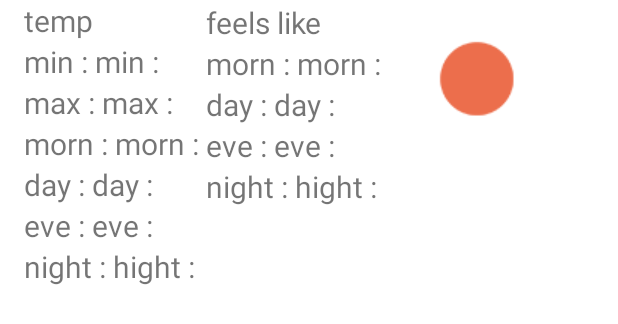
After one commit to kakosleft/weater4cast, an Android app: the layout daily_item.xml on its own in the app's theme, with its tools: preview values and no code run, on a phone screen of 412 x 824 dp. The commit adds this screen. Shown: the top 324 px of the screen. Run offline under Robolectric (Android 15) with nearby library versions, the light colour scheme and no system bars.

Commit message:
добавил отображение погоды на 7 дней

```diff
--- /dev/null
+++ b/app/src/main/java/com/waaade/weather4cast/adapters/DailyAdapter.kt
@@ -0,0 +1,77 @@
+package com.waaade.weather4cast.adapters
+
+import android.view.LayoutInflater
+import android.view.View
+import android.view.ViewGroup
+import android.widget.ImageView
+import android.widget.TextView
+import androidx.recyclerview.widget.RecyclerView
+import com.waaade.weather4cast.R
+import com.waaade.weather4cast.models.DailyWeather
+import com.waaade.weather4cast.tools.IconSetter
+
+class DailyAdapter(private val dataSet: MutableList<DailyWeather>) :
+        RecyclerView.Adapter<DailyAdapter.ViewHolder>() {
+
+    class ViewHolder(view: View) : RecyclerView.ViewHolder(view) {
+
+        val temp_min: TextView
+        val temp_max: TextView
+        val temp_day: TextView
+        val temp_morn: TextView
+        val temp_eve: TextView
+        val temp_night: TextView
+
+        val feels_like_morn: TextView
+        val feels_like_day: TextView
+        val feels_like_eve: TextView
+        val feels_like_night: TextView
+
+        val ico: ImageView
+
+
+        init {
+            temp_min = view.findViewById(R.id.daily_temp_min)
+            temp_max = view.findViewById(R.id.daily_temp_max)
+            temp_morn = view.findViewById(R.id.daily_temp_morn)
+            temp_day = view.findViewById(R.id.daily_temp_day)
+            temp_eve = view.findViewById(R.id.daily_temp_eve)
+            temp_night = view.findViewById(R.id.daily_temp_night)
+
+            feels_like_day = view.findViewById(R.id.daily_feels_like_day)
+            feels_like_morn = view.findViewById(R.id.daily_feels_like_morn)
+            feels_like_eve = view.findViewById(R.id.daily_feels_like_eve)
+            feels_like_night = view.findViewById(R.id.daily_feels_like_night)
+
+            ico = view.findViewById(R.id.daily_icon)
+
+        }
+    }
+
+    override fun onCreateViewHolder(viewGroup: ViewGroup, viewType: Int): ViewHolder {
+        val view = LayoutInflater.from(viewGroup.context)
+                .inflate(R.layout.daily_item, viewGroup, false)
+        return ViewHolder(view)
+    }
+
+    override fun onBindViewHolder(viewHolder: ViewHolder, position: Int) {
+
+        viewHolder.temp_min.text = dataSet[position].temp.min
+        viewHolder.temp_max.text = dataSet[position].temp.max
+        viewHolder.temp_morn.text = dataSet[position].temp.morn
+        viewHolder.temp_day.text = dataSet[position].temp.day
+        viewHolder.temp_eve.text = dataSet[position].temp.eve
+        viewHolder.temp_night.text = dataSet[position].temp.night
+
+        viewHolder.feels_like_day.text = dataSet[position].feels_like.day
+        viewHolder.feels_like_morn.text = dataSet[position].feels_like.morn
+        viewHolder.feels_like_eve.text = dataSet[position].feels_like.eve
+        viewHolder.feels_like_night.text = dataSet[position].feels_like.night
+
+        viewHolder.ico.setImageResource(IconSetter().setWeather(dataSet[position].icon))
+
+    }
+
+    override fun getItemCount() = dataSet.size
+
+}
--- a/app/src/main/java/com/waaade/weather4cast/fragments/FragmentBodyDaily.kt
+++ b/app/src/main/java/com/waaade/weather4cast/fragments/FragmentBodyDaily.kt
@@ -5,54 +5,28 @@ import androidx.fragment.app.Fragment
 import android.view.LayoutInflater
 import android.view.View
 import android.view.ViewGroup
+import androidx.recyclerview.widget.GridLayoutManager
+import androidx.recyclerview.widget.RecyclerView
+import com.waaade.weather4cast.MainActivity
 import com.waaade.weather4cast.R
+import com.waaade.weather4cast.adapters.DailyAdapter
 
-// TODO: Rename parameter arguments, choose names that match
-// the fragment initialization parameters, e.g. ARG_ITEM_NUMBER
-private const val ARG_PARAM1 = "param1"
-private const val ARG_PARAM2 = "param2"
-
-/**
- * A simple [Fragment] subclass.
- * Use the [FragmentBodyDaily.newInstance] factory method to
- * create an instance of this fragment.
- */
 class FragmentBodyDaily : Fragment() {
-    // TODO: Rename and change types of parameters
-    private var param1: String? = null
-    private var param2: String? = null
+    lateinit var recyclerView: RecyclerView
 
     override fun onCreate(savedInstanceState: Bundle?) {
         super.onCreate(savedInstanceState)
-        arguments?.let {
-            param1 = it.getString(ARG_PARAM1)
-            param2 = it.getString(ARG_PARAM2)
-        }
     }
 
     override fun onCreateView(inflater: LayoutInflater, container: ViewGroup?,
                               savedInstanceState: Bundle?): View? {
-        // Inflate the layout for this fragment
-        return inflater.inflate(R.layout.fragment_body_daily, container, false)
-    }
 
-    companion object {
-        /**
-         * Use this factory method to create a new instance of
-         * this fragment using the provided parameters.
-         *
-         * @param param1 Parameter 1.
-         * @param param2 Parameter 2.
-         * @return A new instance of fragment FragmentBodyDaily.
-         */
-        // TODO: Rename and change types and number of parameters
-        @JvmStatic
-        fun newInstance(param1: String, param2: String) =
-                FragmentBodyDaily().apply {
-                    arguments = Bundle().apply {
-                        putString(ARG_PARAM1, param1)
-                        putString(ARG_PARAM2, param2)
-                    }
-                }
+        val view = inflater.inflate(R.layout.fragment_body_daily,container,false)
+
+        recyclerView = view.findViewById(R.id.daily_recycler_view)
+        recyclerView.layoutManager = GridLayoutManager(MainActivity(),1)
+        recyclerView.adapter = DailyAdapter(MainActivity.WeatherData.daily)
+
+        return view
     }
 }
--- /dev/null
+++ b/app/src/main/res/layout/daily_item.xml
@@ -0,0 +1,266 @@
+<?xml version="1.0" encoding="utf-8"?>
+<androidx.constraintlayout.widget.ConstraintLayout
+    xmlns:android="http://schemas.android.com/apk/res/android"
+    xmlns:app="http://schemas.android.com/apk/res-auto"
+    android:layout_width="match_parent"
+    android:layout_height="wrap_content">
+
+    <LinearLayout
+        android:id="@+id/linearLayout3"
+        android:layout_width="wrap_content"
+        android:layout_height="wrap_content"
+        android:orientation="vertical"
+        app:layout_constraintBottom_toBottomOf="parent"
+        app:layout_constraintEnd_toEndOf="parent"
+        app:layout_constraintHorizontal_bias="0.055"
+        app:layout_constraintStart_toStartOf="parent"
+        app:layout_constraintTop_toTopOf="parent"
+        app:layout_constraintVertical_bias="0.029">
+
+        <TextView
+            android:layout_width="wrap_content"
+            android:layout_height="wrap_content"
+            android:text="temp"
+            android:textSize="20dp" />
+
+        <LinearLayout
+            android:layout_width="wrap_content"
+            android:layout_height="wrap_content"
+            android:orientation="horizontal">
+
+            <TextView
+                android:layout_width="wrap_content"
+                android:layout_height="wrap_content"
+                android:text="min : "
+                android:textSize="20dp" />
+
+            <TextView
+                android:id="@+id/daily_temp_min"
+                android:layout_width="wrap_content"
+                android:layout_height="wrap_content"
+                android:text="min : "
+                android:textSize="20dp" />
+
+        </LinearLayout>
+
+        <LinearLayout
+            android:layout_width="wrap_content"
+            android:layout_height="wrap_content"
+            android:orientation="horizontal">
+
+            <TextView
+                android:layout_width="wrap_content"
+                android:layout_height="wrap_content"
+                android:text="max : "
+                android:textSize="20dp" />
+
+            <TextView
+                android:id="@+id/daily_temp_max"
+                android:layout_width="wrap_content"
+                android:layout_height="wrap_content"
+                android:text="max : "
+                android:textSize="20dp" />
+
+        </LinearLayout>
+
+        <LinearLayout
+            android:layout_width="wrap_content"
+            android:layout_height="wrap_content"
+            android:orientation="horizontal">
+
+            <TextView
+                android:layout_width="wrap_content"
+                android:layout_height="wrap_content"
+                android:text="morn : "
+                android:textSize="20dp" />
+
+            <TextView
+                android:id="@+id/daily_temp_morn"
+                android:layout_width="wrap_content"
+                android:layout_height="wrap_content"
+                android:text="morn : "
+                android:textSize="20dp" />
+
+        </LinearLayout>
+
+        <LinearLayout
+            android:layout_width="wrap_content"
+            android:layout_height="wrap_content"
+            android:orientation="horizontal">
+
+            <TextView
+                android:layout_width="wrap_content"
+                android:layout_height="wrap_content"
+                android:text="day : "
+                android:textSize="20dp" />
+
+            <TextView
+                android:id="@+id/daily_temp_day"
+                android:layout_width="wrap_content"
+                android:layout_height="wrap_content"
+                android:text="day : "
+                android:textSize="20dp" />
+
+        </LinearLayout>
+
+        <LinearLayout
+            android:layout_width="wrap_content"
+            android:layout_height="wrap_content"
+            android:orientation="horizontal">
+
+            <TextView
+                android:layout_width="wrap_content"
+                android:layout_height="wrap_content"
+                android:text="eve : "
+                android:textSize="20dp" />
+
+            <TextView
+                android:id="@+id/daily_temp_eve"
+                android:layout_width="wrap_content"
+                android:layout_height="wrap_content"
+                android:text="eve : "
+                android:textSize="20dp" />
+
+        </LinearLayout>
+
+        <LinearLayout
+            android:layout_width="wrap_content"
+            android:layout_height="wrap_content"
+            android:orientation="horizontal">
+
+            <TextView
+                android:layout_width="wrap_content"
+                android:layout_height="wrap_content"
+                android:text="night : "
+                android:textSize="20dp" />
+
+            <TextView
+                android:id="@+id/daily_temp_night"
+                android:layout_width="wrap_content"
+                android:layout_height="wrap_content"
+                android:text="hight : "
+                android:textSize="20dp" />
+
+        </LinearLayout>
+
+
+    </LinearLayout>
+
+
+    <LinearLayout
+        android:id="@+id/linearLayout2"
+        android:layout_width="wrap_content"
+        android:layout_height="wrap_content"
+        android:orientation="vertical"
+        app:layout_constraintBottom_toBottomOf="parent"
+        app:layout_constraintEnd_toEndOf="parent"
+        app:layout_constraintHorizontal_bias="0.0"
+        app:layout_constraintStart_toEndOf="@+id/linearLayout3"
+        app:layout_constraintTop_toTopOf="parent"
+        app:layout_constraintVertical_bias="0.026">
+
+        <TextView
+            android:layout_width="wrap_content"
+            android:layout_height="wrap_content"
+            android:text="feels like"
+            android:textSize="20dp" />
+
+
+        <LinearLayout
+            android:layout_width="wrap_content"
+            android:layout_height="wrap_content"
+            android:orientation="horizontal">
+
+            <TextView
+                android:layout_width="wrap_content"
+                android:layout_height="wrap_content"
+                android:text="morn : "
+                android:textSize="20dp" />
+
+            <TextView
+                android:id="@+id/daily_feels_like_morn"
+                android:layout_width="wrap_content"
+                android:layout_height="wrap_content"
+                android:text="morn : "
+                android:textSize="20dp" />
+
+        </LinearLayout>
+
+        <LinearLayout
+            android:layout_width="wrap_content"
+            android:layout_height="wrap_content"
+            android:orientation="horizontal">
+
+            <TextView
+                android:layout_width="wrap_content"
+                android:layout_height="wrap_content"
+                android:text="day : "
+                android:textSize="20dp" />
+
+            <TextView
+                android:id="@+id/daily_feels_like_day"
+                android:layout_width="wrap_content"
+                android:layout_height="wrap_content"
+                android:text="day : "
+                android:textSize="20dp" />
+
+        </LinearLayout>
+
+        <LinearLayout
+            android:layout_width="wrap_content"
+            android:layout_height="wrap_content"
+            android:orientation="horizontal">
+
+            <TextView
+                android:layout_width="wrap_content"
+                android:layout_height="wrap_content"
+                android:text="eve : "
+                android:textSize="20dp" />
+
+            <TextView
+                android:id="@+id/daily_feels_like_eve"
+                android:layout_width="wrap_content"
+                android:layout_height="wrap_content"
+                android:text="eve : "
+                android:textSize="20dp" />
+
+        </LinearLayout>
+
+        <LinearLayout
+            android:layout_width="wrap_content"
+            android:layout_height="wrap_content"
+            android:orientation="horizontal">
+
+            <TextView
+                android:layout_width="wrap_content"
+                android:layout_height="wrap_content"
+                android:text="night : "
+                android:textSize="20dp" />
+
+            <TextView
+                android:id="@+id/daily_feels_like_night"
+                android:layout_width="wrap_content"
+                android:layout_height="wrap_content"
+                android:text="hight : "
+                android:textSize="20dp" />
+
+        </LinearLayout>
+
+
+    </LinearLayout>
+
+    <ImageView
+        android:id="@+id/daily_icon"
+        android:layout_width="wrap_content"
+        android:layout_height="wrap_content"
+        android:src="@drawable/ico01d"
+        app:layout_constraintBottom_toBottomOf="parent"
+        app:layout_constraintEnd_toEndOf="parent"
+        app:layout_constraintHorizontal_bias="0.163"
+        app:layout_constraintStart_toEndOf="@+id/linearLayout2"
+        app:layout_constraintTop_toTopOf="parent"
+        app:layout_constraintVertical_bias="0.025" />
+
+
+
+</androidx.constraintlayout.widget.ConstraintLayout>
--- a/app/src/main/res/layout/fragment_body_daily.xml
+++ b/app/src/main/res/layout/fragment_body_daily.xml
@@ -2,13 +2,13 @@
 <FrameLayout xmlns:android="http://schemas.android.com/apk/res/android"
     xmlns:tools="http://schemas.android.com/tools"
     android:layout_width="match_parent"
-    android:layout_height="match_parent"
-    tools:context=".fragments.FragmentBodyDaily">
+    android:layout_height="wrap_content"
+    tools:context=".fragments.FragmentBodyHourly">
 
-    <!-- TODO: Update blank fragment layout -->
-    <TextView
+    <androidx.recyclerview.widget.RecyclerView
+        android:id="@+id/daily_recycler_view"
         android:layout_width="match_parent"
         android:layout_height="wrap_content"
-        android:text="@string/hello_blank_fragment" />
+        android:orientation="vertical"/>
 
 </FrameLayout>
```
